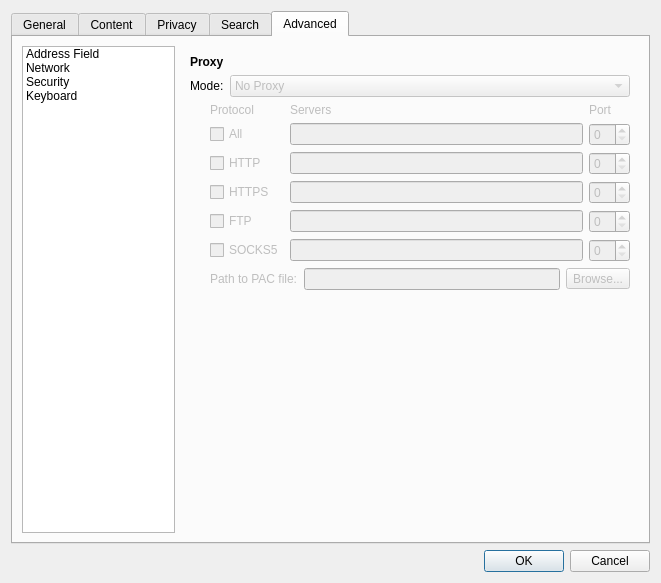
OtterBrowser/otter-browser, file src/ui/PreferencesDialog.ui: the form before one commit.
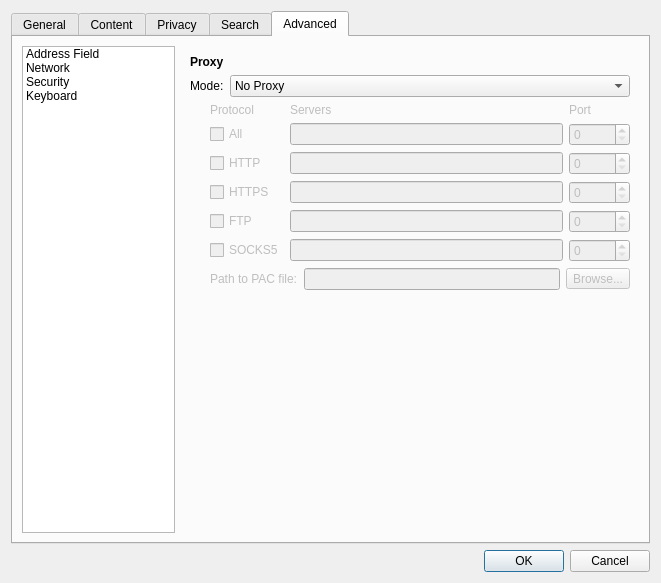
The form after the commit. The open tabs and pages were chosen to show the change. Custom widgets are drawn as their Qt base class.

Commit message: Support for proxy configuration via GUI

Diff of the .ui file:
```diff
--- a/src/ui/PreferencesDialog.ui
+++ b/src/ui/PreferencesDialog.ui
@@ -1393,7 +1393,7 @@
              <item row="0" column="1">
               <widget class="QComboBox" name="proxyModeComboBox">
                <property name="enabled">
-                <bool>false</bool>
+                <bool>true</bool>
                </property>
                <item>
                 <property name="text">
@@ -1469,6 +1469,9 @@
                     <property name="enabled">
                      <bool>false</bool>
                     </property>
+                    <property name="maximum">
+                     <number>65535</number>
+                    </property>
                    </widget>
                   </item>
                   <item row="3" column="2">
@@ -1476,6 +1479,9 @@
                     <property name="enabled">
                      <bool>false</bool>
                     </property>
+                    <property name="maximum">
+                     <number>65535</number>
+                    </property>
                    </widget>
                   </item>
                   <item row="3" column="1">
@@ -1490,6 +1496,9 @@
                     <property name="enabled">
                      <bool>false</bool>
                     </property>
+                    <property name="maximum">
+                     <number>65535</number>
+                    </property>
                    </widget>
                   </item>
                   <item row="4" column="2">
@@ -1497,6 +1506,9 @@
                     <property name="enabled">
                      <bool>false</bool>
                     </property>
+                    <property name="maximum">
+                     <number>65535</number>
+                    </property>
                    </widget>
                   </item>
                   <item row="0" column="2">
@@ -1573,7 +1585,11 @@
                    <widget class="QLineEdit" name="allProxyServersLineEdit"/>
                   </item>
                   <item row="1" column="2">
-                   <widget class="QSpinBox" name="allProxyPortSpinBox"/>
+                   <widget class="QSpinBox" name="allProxyPortSpinBox">
+                    <property name="maximum">
+                     <number>65535</number>
+                    </property>
+                   </widget>
                   </item>
                  </layout>
                 </widget>
@@ -1632,6 +1648,12 @@
              <property name="orientation">
               <enum>Qt::Vertical</enum>
              </property>
+             <property name="sizeHint" stdset="0">
+              <size>
+               <width>0</width>
+               <height>0</height>
+              </size>
+             </property>
             </spacer>
            </item>
           </layout>
```
Left out of the diff: 10 changed lines with no effect on the pictures. The commit also changes 3 other files.
